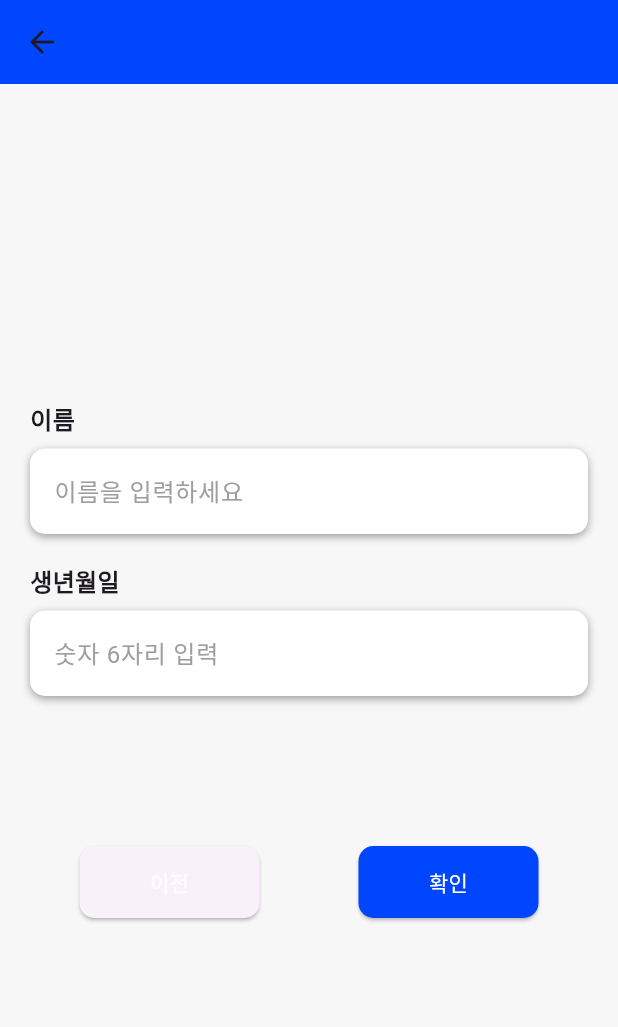
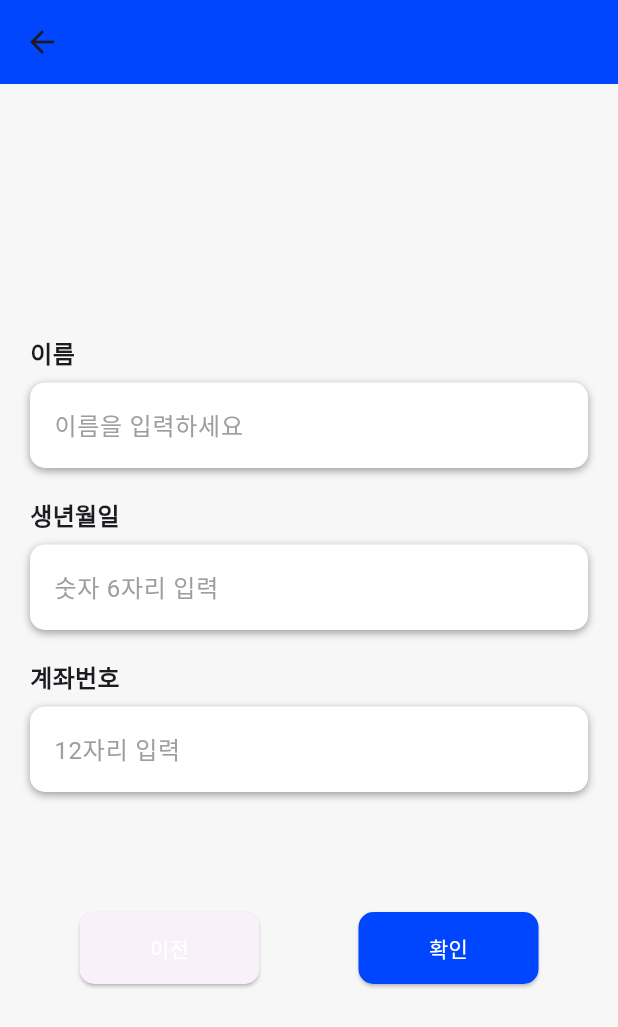
Before and after one commit to Love-SOL/Love_SOL, a Flutter app: the SignUpPage screen opened directly, on a phone screen of 412 x 824 dp. Shown: the top 1027 px of the screen. Run offline on Flutter 3.47's test engine with Material 2 defaults, Android fonts, the phone set to English and light mode, and no system bars.

Commit message:
feat: 계좌번호 입력칸 추가

```diff
--- a/frontend/lib/signUpPage.dart
+++ b/frontend/lib/signUpPage.dart
@@ -26,6 +26,8 @@ class SignUpPage extends StatelessWidget {
             SizedBox(height: 20),
             buildInputBox('생년월일', '숫자 6자리 입력', controller: birthdateController),
             SizedBox(height: 20),
+            buildInputBox('계좌번호', '12자리 입력',
+                controller: accountNumberController),
             SizedBox(height: 80),
             Row(
               mainAxisAlignment: MainAxisAlignment.spaceAround,
```
